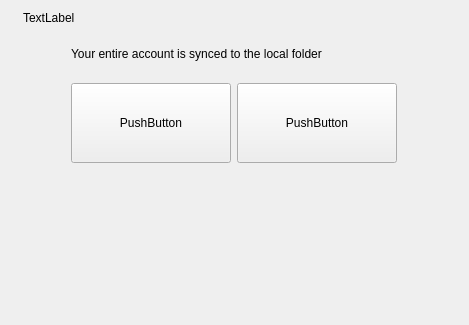
Above: src/wizard/owncloudwizardresultpage.ui from nextcloud/desktop before the change. Below: the same form after it.
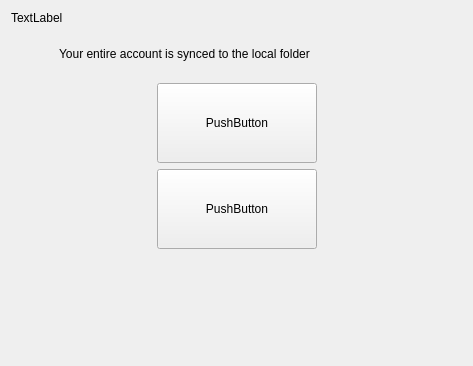
That is the form after the change.

Commit message: Wizard:  new layout

The edit to the form file:
```diff
--- a/src/wizard/owncloudwizardresultpage.ui
+++ b/src/wizard/owncloudwizardresultpage.ui
@@ -6,15 +6,15 @@
    <rect>
     <x>0</x>
     <y>0</y>
-    <width>469</width>
-    <height>325</height>
+    <width>473</width>
+    <height>366</height>
    </rect>
   </property>
   <property name="windowTitle">
    <string>Form</string>
   </property>
-  <layout class="QGridLayout" name="gridLayout">
-   <item row="0" column="0">
+  <layout class="QVBoxLayout" name="verticalLayout_3">
+   <item>
     <widget class="QLabel" name="topLabel">
      <property name="text">
       <string>TextLabel</string>
@@ -24,7 +24,7 @@
      </property>
     </widget>
    </item>
-   <item row="1" column="0">
+   <item>
     <layout class="QHBoxLayout" name="horizontalLayout_2">
      <item>
       <spacer name="horizontalSpacer">
@@ -43,7 +43,7 @@
       </spacer>
      </item>
      <item>
-      <layout class="QVBoxLayout" name="verticalLayout">
+      <layout class="QVBoxLayout" name="verticalLayout_2">
        <item>
         <layout class="QHBoxLayout" name="horizontalLayout_12"/>
        </item>
@@ -92,21 +92,20 @@
        <item>
         <layout class="QHBoxLayout" name="horizontalLayout">
          <item>
-          <widget class="QToolButton" name="pbOpenLocal">
-           <property name="minimumSize">
+          <spacer name="horizontalSpacer_3">
+           <property name="orientation">
+            <enum>Qt::Horizontal</enum>
+           </property>
+           <property name="sizeHint" stdset="0">
             <size>
-             <width>160</width>
-             <height>80</height>
+             <width>40</width>
+             <height>20</height>
             </size>
            </property>
-           <property name="text">
-            <string>PushButton</string>
-           </property>
-           <property name="toolButtonStyle">
-            <enum>Qt::ToolButtonTextUnderIcon</enum>
-           </property>
-          </widget>
+          </spacer>
          </item>
+         <item>
+          <layout class="QVBoxLayout" name="verticalLayout">
          <item>
           <widget class="QToolButton" name="pbOpenServer">
            <property name="minimumSize">
@@ -123,6 +122,37 @@
            </property>
           </widget>
          </item>
+           <item>
+            <widget class="QToolButton" name="pbOpenLocal">
+             <property name="minimumSize">
+              <size>
+               <width>160</width>
+               <height>80</height>
+              </size>
+             </property>
+             <property name="text">
+              <string>PushButton</string>
+             </property>
+             <property name="toolButtonStyle">
+              <enum>Qt::ToolButtonTextUnderIcon</enum>
+             </property>
+            </widget>
+           </item>
+          </layout>
+         </item>
+         <item>
+          <spacer name="horizontalSpacer_4">
+           <property name="orientation">
+            <enum>Qt::Horizontal</enum>
+           </property>
+           <property name="sizeHint" stdset="0">
+            <size>
+             <width>40</width>
+             <height>20</height>
+            </size>
+           </property>
+          </spacer>
+         </item>
         </layout>
        </item>
        <item>
@@ -132,8 +162,8 @@
          </property>
          <property name="sizeHint" stdset="0">
           <size>
-           <width>20</width>
-           <height>40</height>
+           <width>336</width>
+           <height>13</height>
           </size>
          </property>
         </spacer>
```
Lines whose indentation alone changed are shown as unchanged. The commit also changes 3 other files.
